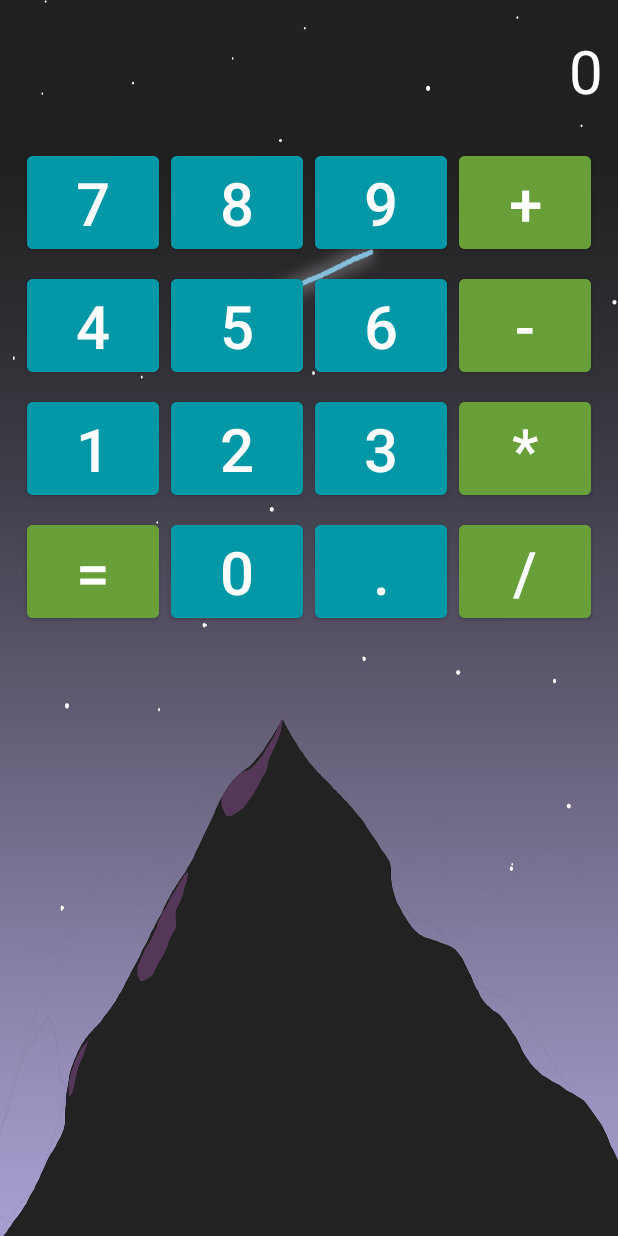
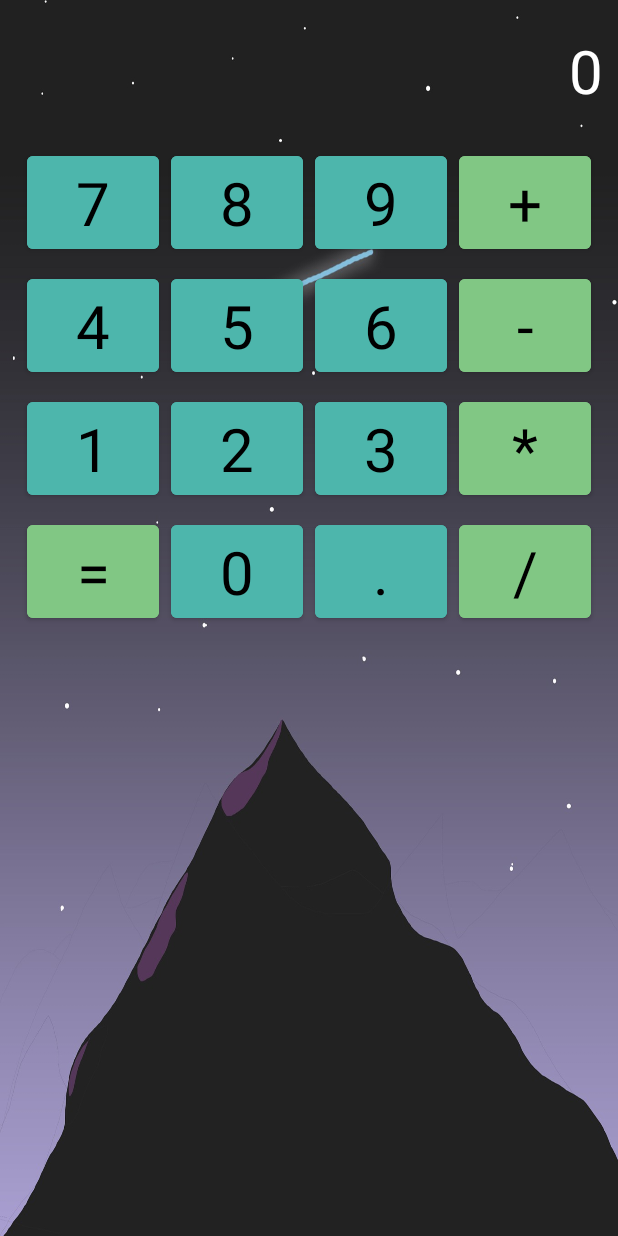
Before and after one commit to pozdeevai88/Android1, an Android app: the screen it shows after launch (MainActivity), on a phone screen of 412 x 824 dp. Run offline under Robolectric (Android 15) with nearby library versions, the phone set to English and light mode, and no system bars.

Commit message:
Задачи 3 и 4
Созданы стили для кнопок, назначены кнопкам. Созданы стили для тёмной темы

```diff
--- a/app/src/main/res/layout-land/activity_main.xml
+++ b/app/src/main/res/layout-land/activity_main.xml
@@ -27,133 +27,85 @@
 
         <com.google.android.material.button.MaterialButton
             android:id="@+id/button7"
-            android:layout_width="wrap_content"
-            android:layout_height="wrap_content"
-            android:backgroundTint="@color/_buttonNumericColor"
             android:text="@string/_button7"
-            android:textSize="@dimen/_buttonTextSize" />
+            style="@style/NumericButtonStyle" />
 
         <com.google.android.material.button.MaterialButton
             android:id="@+id/button8"
-            android:layout_width="wrap_content"
-            android:layout_height="wrap_content"
-            android:backgroundTint="@color/_buttonNumericColor"
             android:text="@string/_button8"
-            android:textSize="@dimen/_buttonTextSize" />
+            style="@style/NumericButtonStyle" />
 
         <com.google.android.material.button.MaterialButton
             android:id="@+id/button9"
-            android:layout_width="wrap_content"
-            android:layout_height="wrap_content"
             android:layout_columnSpan="2"
-            android:backgroundTint="@color/_buttonNumericColor"
             android:text="@string/_button9"
-            android:textSize="@dimen/_buttonTextSize" />
+            style="@style/NumericButtonStyle" />
 
         <com.google.android.material.button.MaterialButton
             android:id="@+id/buttonAdd"
-            android:layout_width="wrap_content"
-            android:layout_height="wrap_content"
-            android:backgroundTint="@color/_buttonActionColor"
             android:text="@string/_buttonAdd"
-            android:textSize="@dimen/_buttonTextSize" />
+            style="@style/ActionButtonStyle" />
 
         <com.google.android.material.button.MaterialButton
             android:id="@+id/buttonSub"
-            android:layout_width="wrap_content"
-            android:layout_height="wrap_content"
-            android:backgroundTint="@color/_buttonActionColor"
             android:text="@string/_buttonSub"
-            android:textSize="@dimen/_buttonTextSize" />
+            style="@style/ActionButtonStyle" />
 
         <com.google.android.material.button.MaterialButton
             android:id="@+id/button4"
-            android:layout_width="wrap_content"
-            android:layout_height="wrap_content"
-            android:backgroundTint="@color/_buttonNumericColor"
             android:text="@string/_button4"
-            android:textSize="@dimen/_buttonTextSize" />
+            style="@style/NumericButtonStyle" />
 
         <com.google.android.material.button.MaterialButton
             android:id="@+id/button5"
-            android:layout_width="wrap_content"
-            android:layout_height="wrap_content"
-            android:backgroundTint="@color/_buttonNumericColor"
             android:text="@string/_button5"
-            android:textSize="@dimen/_buttonTextSize" />
+            style="@style/NumericButtonStyle" />
 
         <com.google.android.material.button.MaterialButton
             android:id="@+id/button6"
-            android:layout_width="wrap_content"
-            android:layout_height="wrap_content"
             android:layout_columnSpan="2"
-            android:backgroundTint="@color/_buttonNumericColor"
             android:text="@string/_button6"
-            android:textSize="@dimen/_buttonTextSize" />
+            style="@style/NumericButtonStyle" />
 
         <com.google.android.material.button.MaterialButton
             android:id="@+id/buttonMul"
-            android:layout_width="wrap_content"
-            android:layout_height="wrap_content"
-            android:backgroundTint="@color/_buttonActionColor"
             android:text="@string/_buttonMul"
-            android:textSize="@dimen/_buttonTextSize" />
+            style="@style/ActionButtonStyle" />
 
         <com.google.android.material.button.MaterialButton
             android:id="@+id/buttonDiv"
-            android:layout_width="wrap_content"
-            android:layout_height="wrap_content"
-            android:backgroundTint="@color/_buttonActionColor"
             android:text="@string/_buttonDiv"
-            android:textSize="@dimen/_buttonTextSize" />
+            style="@style/ActionButtonStyle" />
 
         <com.google.android.material.button.MaterialButton
             android:id="@+id/button1"
-            android:layout_width="wrap_content"
-            android:layout_height="wrap_content"
-            android:backgroundTint="@color/_buttonNumericColor"
             android:text="@string/_button1"
-            android:textSize="@dimen/_buttonTextSize" />
+            style="@style/NumericButtonStyle" />
 
         <com.google.android.material.button.MaterialButton
             android:id="@+id/button2"
-            android:layout_width="wrap_content"
-            android:layout_height="wrap_content"
-            android:backgroundTint="@color/_buttonNumericColor"
             android:text="@string/_button2"
-            android:textSize="@dimen/_buttonTextSize" />
+            style="@style/NumericButtonStyle" />
 
         <com.google.android.material.button.MaterialButton
             android:id="@+id/button3"
-            android:layout_width="wrap_content"
-            android:layout_height="wrap_content"
-            android:backgroundTint="@color/_buttonNumericColor"
             android:text="@string/_button3"
-            android:textSize="@dimen/_buttonTextSize" />
+            style="@style/NumericButtonStyle" />
 
         <com.google.android.material.button.MaterialButton
             android:id="@+id/buttonDot"
-            android:layout_width="wrap_content"
-            android:layout_height="wrap_content"
-            android:backgroundTint="@color/_buttonNumericColor"
             android:text="@string/_buttonDot"
-            android:textSize="@dimen/_buttonTextSize" />
+            style="@style/NumericButtonStyle" />
 
         <com.google.android.material.button.MaterialButton
             android:id="@+id/button0"
-            android:layout_width="wrap_content"
-            android:layout_height="wrap_content"
-            android:backgroundTint="@color/_buttonNumericColor"
             android:text="@string/_button0"
-            android:textSize="@dimen/_buttonTextSize" />
+            style="@style/NumericButtonStyle" />
 
         <com.google.android.material.button.MaterialButton
             android:id="@+id/buttonResult"
-            android:layout_width="wrap_content"
-            android:layout_height="wrap_content"
-            android:backgroundTint="@color/_buttonActionColor"
             android:text="@string/_buttonResult"
-            android:textSize="@dimen/_buttonTextSize" />
+            style="@style/ActionButtonStyle" />
 
     </GridLayout>
 
--- a/app/src/main/res/layout/activity_main.xml
+++ b/app/src/main/res/layout/activity_main.xml
@@ -11,9 +11,9 @@
         android:id="@+id/numbersBox"
         android:layout_width="match_parent"
         android:layout_height="wrap_content"
+        android:layout_marginHorizontal="10dp"
+        android:layout_marginVertical="20dp"
         android:textAlignment="textEnd"
-        android:layout_marginVertical="20dp"
-        android:layout_marginHorizontal="10dp"
         android:textColor="@color/white"
         android:textSize="@dimen/_buttonTextSize" />
 
@@ -27,131 +27,83 @@
 
         <com.google.android.material.button.MaterialButton
             android:id="@+id/button7"
-            android:layout_width="wrap_content"
-            android:layout_height="wrap_content"
-            android:backgroundTint="@color/_buttonNumericColor"
-            android:text="@string/_button7"
-            android:textSize="@dimen/_buttonTextSize" />
+            style="@style/NumericButtonStyle"
+            android:text="@string/_button7" />
 
         <com.google.android.material.button.MaterialButton
             android:id="@+id/button8"
-            android:layout_width="wrap_content"
-            android:layout_height="wrap_content"
-            android:backgroundTint="@color/_buttonNumericColor"
-            android:text="@string/_button8"
-            android:textSize="@dimen/_buttonTextSize" />
+            style="@style/NumericButtonStyle"
+            android:text="@string/_button8" />
 
         <com.google.android.material.button.MaterialButton
             android:id="@+id/button9"
-            android:layout_width="wrap_content"
-            android:layout_height="wrap_content"
-            android:backgroundTint="@color/_buttonNumericColor"
-            android:text="@string/_button9"
-            android:textSize="@dimen/_buttonTextSize" />
+            style="@style/NumericButtonStyle"
+            android:text="@string/_button9" />
 
         <com.google.android.material.button.MaterialButton
             android:id="@+id/buttonAdd"
-            android:layout_width="wrap_content"
-            android:layout_height="wrap_content"
-            android:backgroundTint="@color/_buttonActionColor"
-            android:text="@string/_buttonAdd"
-            android:textSize="@dimen/_buttonTextSize" />
+            style="@style/ActionButtonStyle"
+            android:text="@string/_buttonAdd" />
 
         <com.google.android.material.button.MaterialButton
             android:id="@+id/button4"
-            android:layout_width="wrap_content"
-            android:layout_height="wrap_content"
-            android:backgroundTint="@color/_buttonNumericColor"
-            android:text="@string/_button4"
-            android:textSize="@dimen/_buttonTextSize" />
+            style="@style/NumericButtonStyle"
+            android:text="@string/_button4" />
 
         <com.google.android.material.button.MaterialButton
             android:id="@+id/button5"
-            android:layout_width="wrap_content"
-            android:layout_height="wrap_content"
-            android:backgroundTint="@color/_buttonNumericColor"
-            android:text="@string/_button5"
-            android:textSize="@dimen/_buttonTextSize" />
+            style="@style/NumericButtonStyle"
+            android:text="@string/_button5" />
 
         <com.google.android.material.button.MaterialButton
             android:id="@+id/button6"
-            android:layout_width="wrap_content"
-            android:layout_height="wrap_content"
-            android:backgroundTint="@color/_buttonNumericColor"
-            android:text="@string/_button6"
-            android:textSize="@dimen/_buttonTextSize" />
+            style="@style/NumericButtonStyle"
+            android:text="@string/_button6" />
 
         <com.google.android.material.button.MaterialButton
             android:id="@+id/buttonSub"
-            android:layout_width="wrap_content"
-            android:layout_height="wrap_content"
-            android:backgroundTint="@color/_buttonActionColor"
-            android:text="@string/_buttonSub"
-            android:textSize="@dimen/_buttonTextSize" />
+            style="@style/ActionButtonStyle"
+            android:text="@string/_buttonSub" />
 
         <com.google.android.material.button.MaterialButton
             android:id="@+id/button1"
-            android:layout_width="wrap_content"
-            android:layout_height="wrap_content"
-            android:backgroundTint="@color/_buttonNumericColor"
-            android:text="@string/_button1"
-            android:textSize="@dimen/_buttonTextSize" />
+            style="@style/NumericButtonStyle"
+            android:text="@string/_button1" />
 
         <com.google.android.material.button.MaterialButton
             android:id="@+id/button2"
-            android:layout_width="wrap_content"
-            android:layout_height="wrap_content"
-            android:backgroundTint="@color/_buttonNumericColor"
-            android:text="@string/_button2"
-            android:textSize="@dimen/_buttonTextSize" />
+            style="@style/NumericButtonStyle"
+            android:text="@string/_button2" />
 
         <com.google.android.material.button.MaterialButton
             android:id="@+id/button3"
-            android:layout_width="wrap_content"
-            android:layout_height="wrap_content"
-            android:backgroundTint="@color/_buttonNumericColor"
-            android:text="@string/_button3"
-            android:textSize="@dimen/_buttonTextSize" />
+            style="@style/NumericButtonStyle"
+            android:text="@string/_button3" />
 
         <com.google.android.material.button.MaterialButton
             android:id="@+id/buttonMul"
-            android:layout_width="wrap_content"
-            android:layout_height="wrap_content"
-            android:backgroundTint="@color/_buttonActionColor"
-            android:text="@string/_buttonMul"
-            android:textSize="@dimen/_buttonTextSize" />
+            style="@style/ActionButtonStyle"
+            android:text="@string/_buttonMul" />
 
         <com.google.android.material.button.MaterialButton
             android:id="@+id/buttonResult"
-            android:layout_width="wrap_content"
-            android:layout_height="wrap_content"
-            android:backgroundTint="@color/_buttonActionColor"
-            android:text="@string/_buttonResult"
-            android:textSize="@dimen/_buttonTextSize" />
+            style="@style/ActionButtonStyle"
+            android:text="@string/_buttonResult" />
 
         <com.google.android.material.button.MaterialButton
             android:id="@+id/button0"
-            android:layout_width="wrap_content"
-            android:layout_height="wrap_content"
-            android:backgroundTint="@color/_buttonNumericColor"
-            android:text="@string/_button0"
-            android:textSize="@dimen/_buttonTextSize" />
+            style="@style/NumericButtonStyle"
+            android:text="@string/_button0" />
 
         <com.google.android.material.button.MaterialButton
             android:id="@+id/buttonDot"
-            android:layout_width="wrap_content"
-            android:layout_height="wrap_content"
-            android:backgroundTint="@color/_buttonNumericColor"
-            android:text="@string/_buttonDot"
-            android:textSize="@dimen/_buttonTextSize" />
+            style="@style/NumericButtonStyle"
+            android:text="@string/_buttonDot" />
 
         <com.google.android.material.button.MaterialButton
             android:id="@+id/buttonDiv"
-            android:layout_width="wrap_content"
-            android:layout_height="wrap_content"
-            android:backgroundTint="@color/_buttonActionColor"
-            android:text="@string/_buttonDiv"
-            android:textSize="@dimen/_buttonTextSize" />
+            style="@style/ActionButtonStyle"
+            android:text="@string/_buttonDiv" />
 
 
     </GridLayout>
--- /dev/null
+++ b/app/src/main/res/values-night/colors.xml
@@ -0,0 +1,6 @@
+<?xml version="1.0" encoding="utf-8"?>
+<resources>
+    <color name="_buttonNumericColor">#00796B</color>
+    <color name="_buttonActionColor">#388E3C</color>
+    <color name="_buttonTextColor">#FFFFFF</color>
+</resources>
--- a/app/src/main/res/values-night/themes.xml
+++ b/app/src/main/res/values-night/themes.xml
@@ -13,4 +13,16 @@
         <item name="android:statusBarColor" tools:targetApi="l">?attr/colorPrimaryVariant</item>
         <!-- Customize your theme here. -->
     </style>
+
+    <style name="NumericButtonStyle" parent="Theme.AppCompat.NoActionBar">
+        <item name="android:backgroundTint">@color/_buttonNumericColor</item>
+        <item name="android:textSize">@dimen/_buttonTextSize</item>
+        <item name="android:textColor">@color/_buttonTextColor</item>
+    </style>
+
+    <style name="ActionButtonStyle" parent="Theme.AppCompat.NoActionBar">
+        <item name="android:backgroundTint">@color/_buttonActionColor</item>
+        <item name="android:textSize">@dimen/_buttonTextSize</item>
+        <item name="android:textColor">@color/_buttonTextColor</item>
+    </style>
 </resources>
--- a/app/src/main/res/values/colors.xml
+++ b/app/src/main/res/values/colors.xml
@@ -7,6 +7,8 @@
     <color name="teal_700">#FF018786</color>
     <color name="black">#FF000000</color>
     <color name="white">#FFFFFFFF</color>
-    <color name="_buttonNumericColor">#0097A7</color>
-    <color name="_buttonActionColor">#689F38</color>
+    <color name="_buttonNumericColor">#4DB6AC</color>
+    <color name="_buttonActionColor">#81C784</color>
+    <color name="_buttonTextColor">#000000</color>
+
 </resources>
--- a/app/src/main/res/values/themes.xml
+++ b/app/src/main/res/values/themes.xml
@@ -13,4 +13,17 @@
         <item name="android:statusBarColor" tools:targetApi="l">?attr/colorPrimaryVariant</item>
         <!-- Customize your theme here. -->
     </style>
+
+    <style name="NumericButtonStyle" parent="Theme.AppCompat.Light.NoActionBar">
+        <item name="android:backgroundTint">@color/_buttonNumericColor</item>
+        <item name="android:textSize">@dimen/_buttonTextSize</item>
+        <item name="android:textColor">@color/_buttonTextColor</item>
+    </style>
+
+    <style name="ActionButtonStyle" parent="Theme.AppCompat.Light.NoActionBar">
+        <item name="android:backgroundTint">@color/_buttonActionColor</item>
+        <item name="android:textSize">@dimen/_buttonTextSize</item>
+        <item name="android:textColor">@color/_buttonTextColor</item>
+    </style>
+
 </resources>
```
